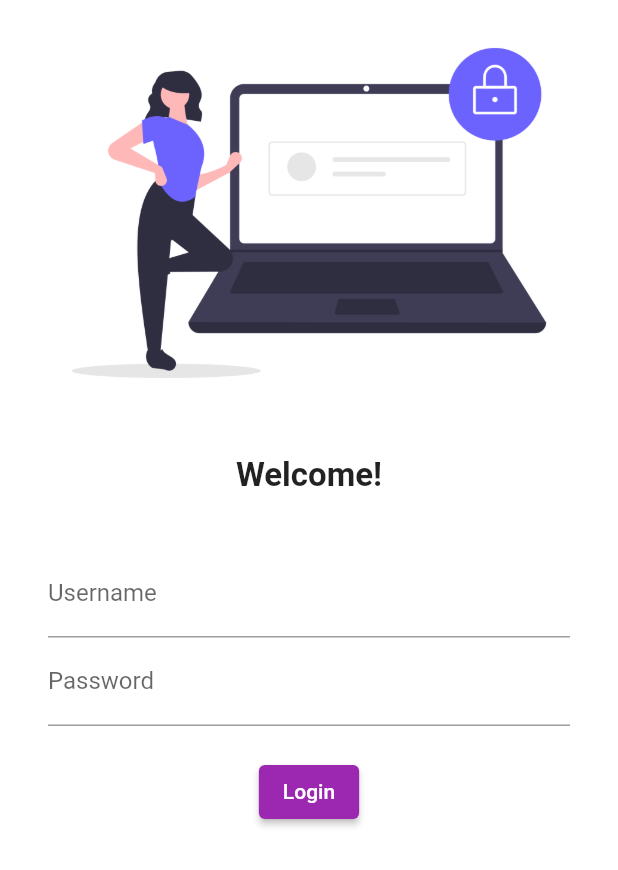
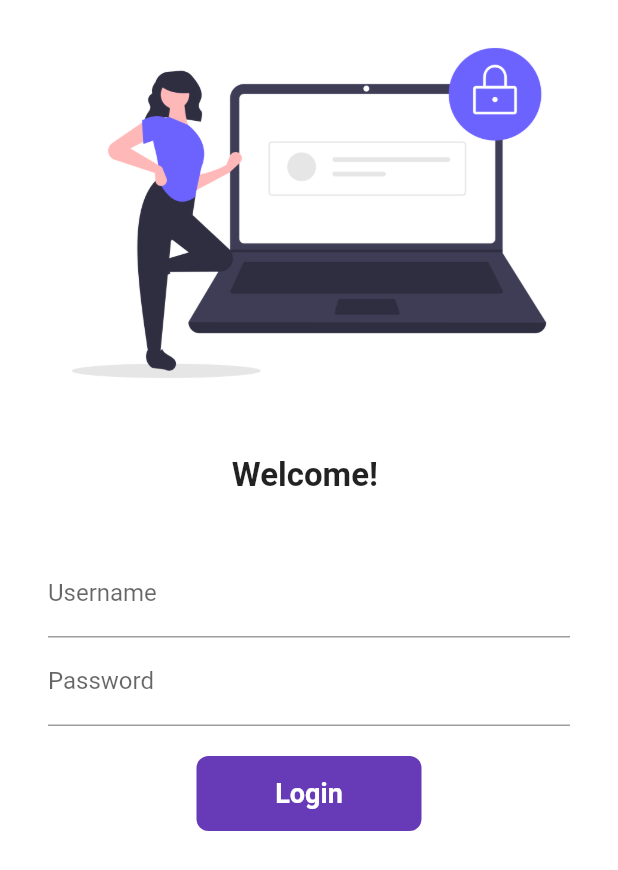
Before and after one commit to kritika-kumawat/30DaysOfFlutter, a Flutter app: the screen it shows after launch, on a phone screen of 412 x 824 dp. Shown: the top 870 px of the screen. Run offline on Flutter 3.47's test engine with Material 2 defaults, Android fonts, the phone set to English and light mode, and no system bars.

Commit message:
Day 6 completed

```diff
--- a/lib/pages/login_page.dart
+++ b/lib/pages/login_page.dart
@@ -3,7 +3,15 @@ import 'dart:ui';
 import 'package:flutter/material.dart';
 import 'package:flutter_catalog/utils/routes.dart';
 
-class LoginPage extends StatelessWidget {
+class LoginPage extends StatefulWidget {
+  @override
+  State<LoginPage> createState() => _LoginPageState();
+}
+
+class _LoginPageState extends State<LoginPage> {
+  String name = "";
+  bool changeButton = false;
+
   @override
   Widget build(BuildContext context) {
     return Material(
@@ -16,7 +24,7 @@ class LoginPage extends StatelessWidget {
               height: 20.0,
             ),
             Text(
-              "Welcome!",
+              "Welcome! $name",
               style: TextStyle(fontSize: 22, fontWeight: FontWeight.bold),
             ),
             SizedBox(
@@ -30,6 +38,10 @@ class LoginPage extends StatelessWidget {
                   TextFormField(
                     decoration: InputDecoration(
                         hintText: "Enter Username", labelText: "Username"),
+                    onChanged: (value) {
+                      name = value;
+                      setState(() {});
+                    },
                   ),
                   TextFormField(
                     obscureText: true,
@@ -39,12 +51,46 @@ class LoginPage extends StatelessWidget {
                   SizedBox(
                     height: 20.0,
                   ),
-                  ElevatedButton(
-                      style: TextButton.styleFrom(),
-                      onPressed: () {
-                        Navigator.pushNamed(context, MyRoutes.homeRoute);
-                      },
-                      child: Text("Login")),
+
+                  InkWell(
+                    onTap: () async {
+                      setState(() {
+                        changeButton = true;
+                      });
+                      await Future.delayed(Duration(seconds: 1));
+                      Navigator.pushNamed(context, MyRoutes.homeRoute);
+                    },
+                    child: AnimatedContainer(
+                      duration: Duration(seconds: 1),
+                      width: changeButton ? 50 : 150,
+                      height: 50,
+                      alignment: Alignment.center,
+                      child: changeButton
+                          ? Icon(Icons.done, color: Colors.white)
+                          : (Text(
+                              "Login",
+                              style: TextStyle(
+                                color: Colors.white,
+                                fontWeight: FontWeight.bold,
+                                fontSize: 18,
+                              ),
+                            )),
+                      decoration: BoxDecoration(
+                        color: Colors.deepPurple,
+                        // shape:
+                        //     changeButton ? BoxShape.circle : BoxShape.rectangle,
+                        borderRadius:
+                            BorderRadius.circular(changeButton ? 50 : 8),
+                      ),
+                    ),
+                  ),
+
+                  // ElevatedButton(
+                  //     style: TextButton.styleFrom(),
+                  //     onPressed: () {
+                  //       Navigator.pushNamed(context, MyRoutes.homeRoute);
+                  //     },
+                  //     child: Text("Login")),
                 ],
               ),
             ),
```
